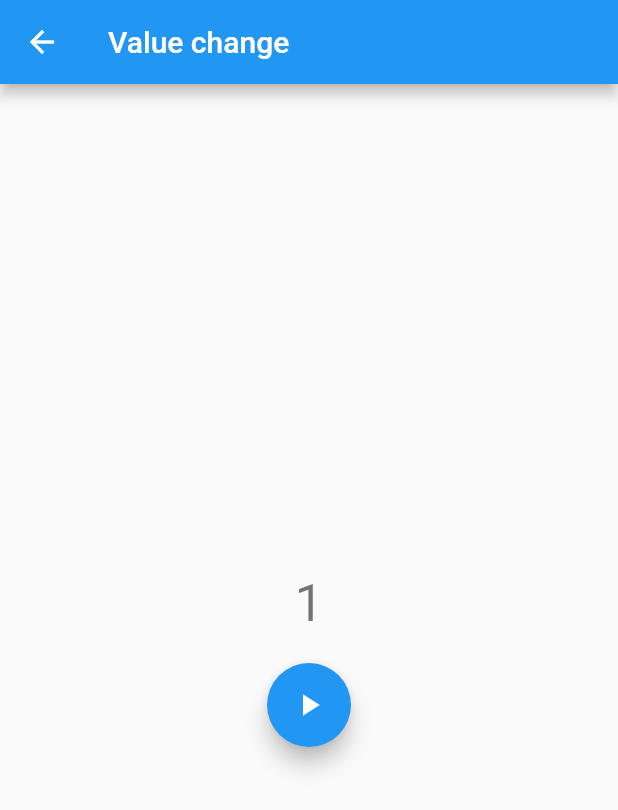
After one commit to tianyirenjian/flutter_animation_samples, a Flutter app: the ValueChange screen opened by its route, on a phone screen of 412 x 824 dp. The commit adds this screen. Shown: the top 810 px of the screen. Run offline on Flutter 3.47's test engine with Material 2 defaults, Android fonts, the phone set to English and light mode, and no system bars.

Commit message:
value change animation

```diff
--- a/lib/main.dart
+++ b/lib/main.dart
@@ -2,6 +2,7 @@ import 'package:flutter/material.dart';
 import 'package:flutter_animations/basic.dart';
 import 'package:flutter_animations/fab.dart';
 import 'package:flutter_animations/medium.dart';
+import 'package:flutter_animations/value_change.dart';
 
 void main() => runApp(new MyApp());
 
@@ -19,7 +20,8 @@ class MyApp extends StatelessWidget {
         '/': (context) => Home(),
         '/fab': (context) => Fab(),
         '/basic': (context) => Basic(),
-        '/medium': (context) => Medium()
+        '/medium': (context) => Medium(),
+        '/value_change': (context) => ValueChange()
       },
       debugShowCheckedModeBanner: false,
     );
@@ -30,7 +32,8 @@ class Home extends StatelessWidget {
   final samples = {
     'FAB': '/fab',
     'basic animation': '/basic',
-    'medium\'s clap': '/medium'
+    'medium\'s clap': '/medium',
+    'value change': '/value_change'
   };
   @override
   Widget build(BuildContext context) {
--- /dev/null
+++ b/lib/value_change.dart
@@ -0,0 +1,49 @@
+import 'package:flutter/material.dart';
+
+class ValueChange extends StatefulWidget {
+  @override
+  State<StatefulWidget> createState() => _ValueChangeState();
+}
+
+class _ValueChangeState extends State<ValueChange> with SingleTickerProviderStateMixin{
+  AnimationController _valueChangeController;
+  Animation<int> _valueChange;
+
+  @override
+  void initState() {
+    _valueChangeController = AnimationController(vsync: this, duration: Duration(seconds: 10));
+    _valueChange = IntTween(begin: 1, end: 100).animate(_valueChangeController);
+    _valueChange.addListener((){
+      setState((){});
+    });
+    super.initState();
+  }
+
+  dispose () {
+    _valueChangeController.dispose();
+    super.dispose();
+  }
+
+  animate() {
+    _valueChangeController.forward(from: 0.0);
+  }
+
+  @override
+  Widget build(BuildContext context) {
+    return Scaffold(
+      appBar: AppBar(
+        title: Text('Value change'),
+      ),
+      body: Center(
+        child: Column(
+          mainAxisAlignment: MainAxisAlignment.center,
+          children: <Widget>[
+            Text('${_valueChange.value}', style: Theme.of(context).textTheme.display1),
+            Padding(padding: EdgeInsets.only(top: 20.0)),
+            FloatingActionButton(onPressed: animate, child: Icon(Icons.play_arrow))
+          ],
+        ),
+      ),
+    );
+  }
+}
```
